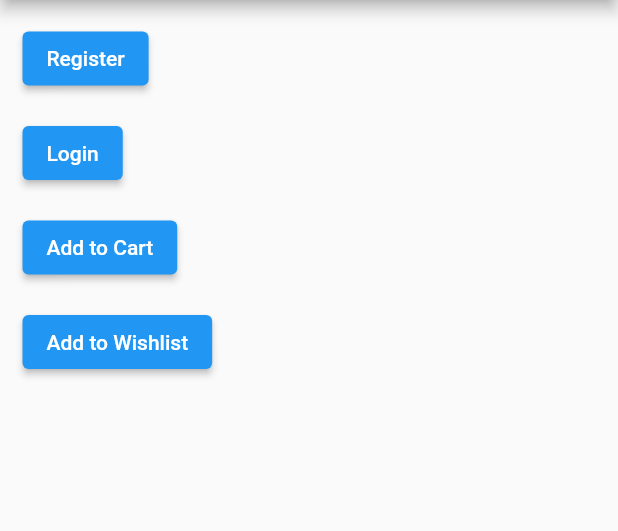
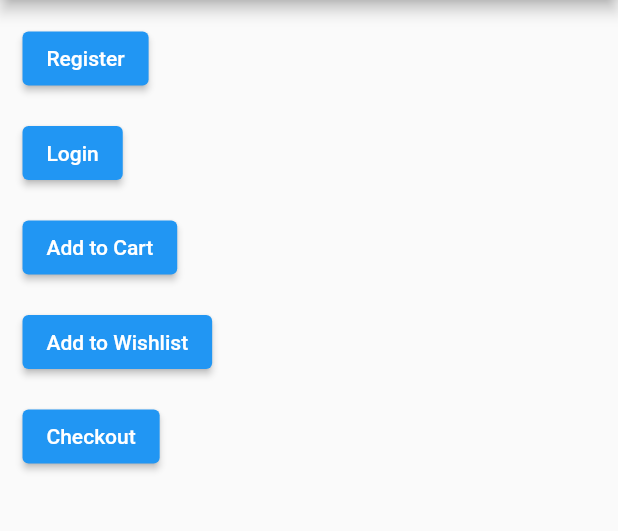
Before and after one commit to payare35/MyEcommerceApp, a Flutter app: the screen it shows after launch, on a phone screen of 412 x 824 dp, the part 84-615 px from its top. Run offline on Flutter 3.47's test engine with Material 2 defaults, Android fonts, the phone set to English and light mode, and no system bars.

Commit message:
checkout completed

```diff
--- a/lib/main.dart
+++ b/lib/main.dart
@@ -65,6 +65,14 @@ class _HomePageState extends State<HomePage> {
                 },
                 child: Text("Add to Wishlist")),
           ),
+          Container(
+            margin: EdgeInsets.only(left: 15, bottom: 15),
+            child: ElevatedButton(
+                onPressed: () {
+                  print("Checkout");
+                },
+                child: Text("Checkout")),
+          ),
         ],
       ),
     );
```
